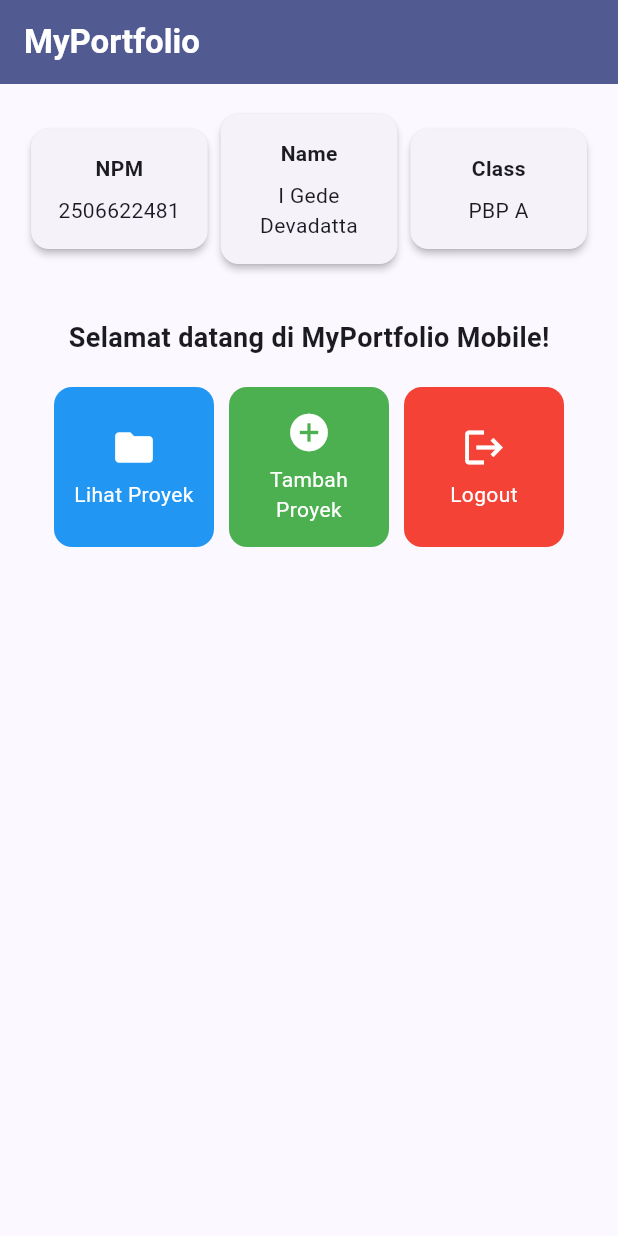
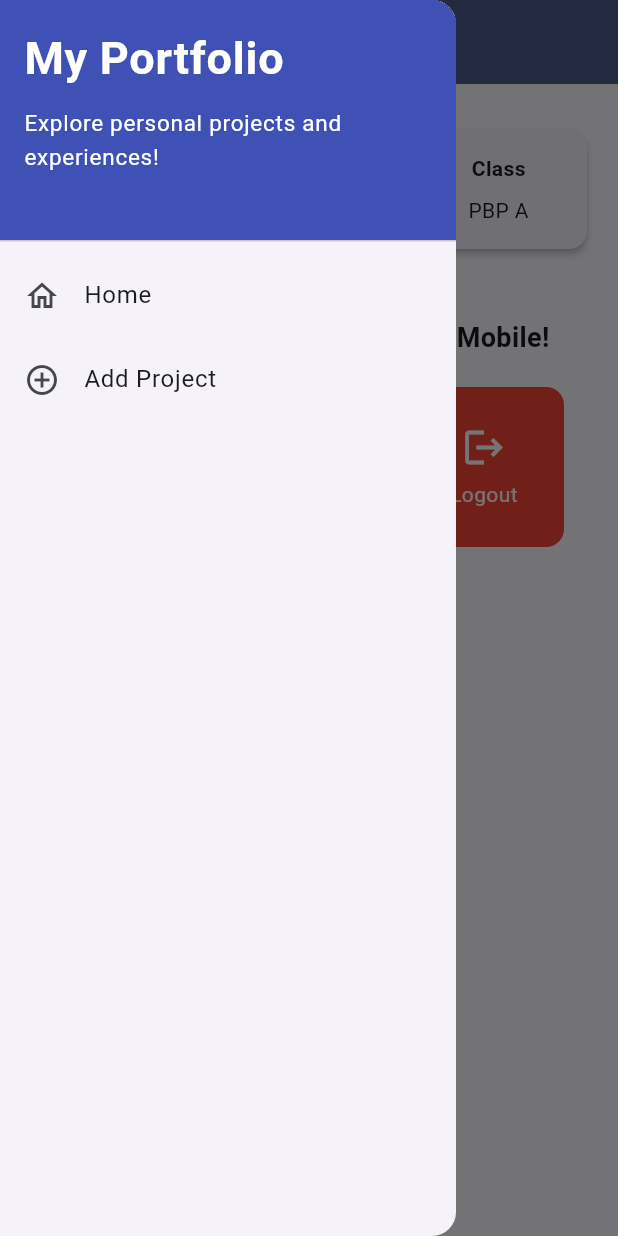
Before and after one commit to depadangkall/portofolio_mobile, a Flutter app: the screen it shows after launch, with the side drawer open (before the commit the screen has no drawer), on a phone screen of 412 x 824 dp. Run offline on Flutter 3.47's test engine with Material 3 defaults, Android fonts, the phone set to English and light mode, and no system bars; our stand-ins replace material_ui.

Commit message:
feat: Tutorial 09 navigation, drawer, and project form
- Add LeftDrawer with Home and Add Project routes
- Add ProjectFormPage with validated fields and result dialog
- Navigate from Tambah Proyek card to the form
- Move pages to lib/screens and ItemCard to widgets/project_card.dart
- Switch imports to material_ui and add widget tests

```diff
--- a/lib/main.dart
+++ b/lib/main.dart
@@ -1,5 +1,5 @@
-import 'package:flutter/material.dart';
-import 'package:myportofolio_mobile/menu.dart';
+import 'package:material_ui/material_ui.dart';
+import 'package:myportofolio_mobile/screens/menu.dart';
 
 void main() {
   runApp(const MyApp());
--- a/lib/models/item_homepage.dart
+++ b/lib/models/item_homepage.dart
@@ -1,4 +1,4 @@
-import 'package:flutter/material.dart';
+import 'package:material_ui/material_ui.dart';
 
 /// Model data untuk satu tombol aksi di halaman utama.
 ///
--- a/lib/menu.dart
+++ b/lib/screens/menu.dart
@@ -1,7 +1,8 @@
-import 'package:flutter/material.dart';
+import 'package:material_ui/material_ui.dart';
 import 'package:myportofolio_mobile/models/item_homepage.dart';
 import 'package:myportofolio_mobile/widgets/info_card.dart';
-import 'package:myportofolio_mobile/widgets/item_card.dart';
+import 'package:myportofolio_mobile/widgets/left_drawer.dart';
+import 'package:myportofolio_mobile/widgets/project_card.dart';
 
 /// Halaman utama aplikasi MyPortfolio.
 ///
@@ -33,7 +34,9 @@ class MyHomePage extends StatelessWidget {
           ),
         ),
         backgroundColor: Theme.of(context).colorScheme.primary,
+        iconTheme: const IconThemeData(color: Colors.white),
       ),
+      drawer: const LeftDrawer(),
       body: Padding(
         padding: const EdgeInsets.all(16.0),
         child: Column(
--- a/lib/widgets/info_card.dart
+++ b/lib/widgets/info_card.dart
@@ -1,4 +1,4 @@
-import 'package:flutter/material.dart';
+import 'package:material_ui/material_ui.dart';
 
 /// Kartu kecil yang menampilkan satu informasi profil pemilik portofolio
 /// (misalnya NPM, nama, atau kelas).
--- /dev/null
+++ b/lib/widgets/left_drawer.dart
@@ -0,0 +1,70 @@
+import 'package:material_ui/material_ui.dart';
+import 'package:myportofolio_mobile/screens/menu.dart';
+import 'package:myportofolio_mobile/screens/project_form.dart';
+
+/// Drawer menu untuk berpindah antara halaman utama dan halaman tambah proyek.
+class LeftDrawer extends StatelessWidget {
+  const LeftDrawer({super.key});
+
+  @override
+  Widget build(BuildContext context) {
+    return Drawer(
+      child: ListView(
+        children: [
+          const DrawerHeader(
+            decoration: BoxDecoration(
+              color: Colors.indigo,
+            ),
+            child: Column(
+              crossAxisAlignment: CrossAxisAlignment.start,
+              children: [
+                Text(
+                  'My Portfolio',
+                  style: TextStyle(
+                    fontSize: 30,
+                    fontWeight: FontWeight.bold,
+                    color: Colors.white,
+                  ),
+                ),
+                SizedBox(height: 10),
+                Text(
+                  'Explore personal projects and experiences!',
+                  style: TextStyle(
+                    fontSize: 15,
+                    color: Colors.white,
+                  ),
+                ),
+              ],
+            ),
+          ),
+          ListTile(
+            leading: const Icon(Icons.home_outlined),
+            title: const Text('Home'),
+            // Navigasi ke halaman utama portofolio
+            onTap: () {
+              Navigator.pushReplacement(
+                context,
+                MaterialPageRoute(
+                  builder: (context) => const MyHomePage(),
+                ),
+              );
+            },
+          ),
+          ListTile(
+            leading: const Icon(Icons.add_circle_outline),
+            title: const Text('Add Project'),
+            // Navigasi ke halaman tambah proyek
+            onTap: () {
+              Navigator.pushReplacement(
+                context,
+                MaterialPageRoute(
+                  builder: (context) => const ProjectFormPage(),
+                ),
+              );
+            },
+          ),
+        ],
+      ),
+    );
+  }
+}
--- a/pubspec.yaml
+++ b/pubspec.yaml
@@ -34,6 +34,7 @@ dependencies:
   # The following adds the Cupertino Icons font to your application.
   # Use with the CupertinoIcons class for iOS style icons.
   cupertino_icons: ^1.0.8
+  material_ui: ^1.11.1
 
 dev_dependencies:
   flutter_test:
```
Also changed, not shown: lib/screens/project_form.dart (added, +221 -0 lines), lib/widgets/project_card.dart (renamed from lib/widgets/item_card.dart, +14 -2 lines), pubspec.lock, 2 other files.
